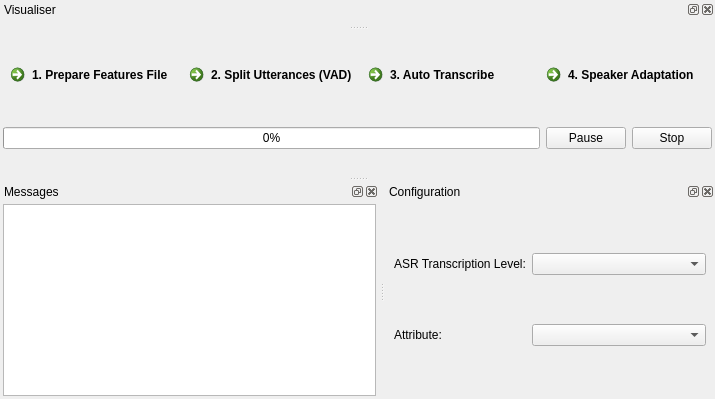
Before: the Qt Designer form app/annotation/asr/AutomaticTranscriptionWidget.ui in praaline/Praaline, drawn with Qt 5.
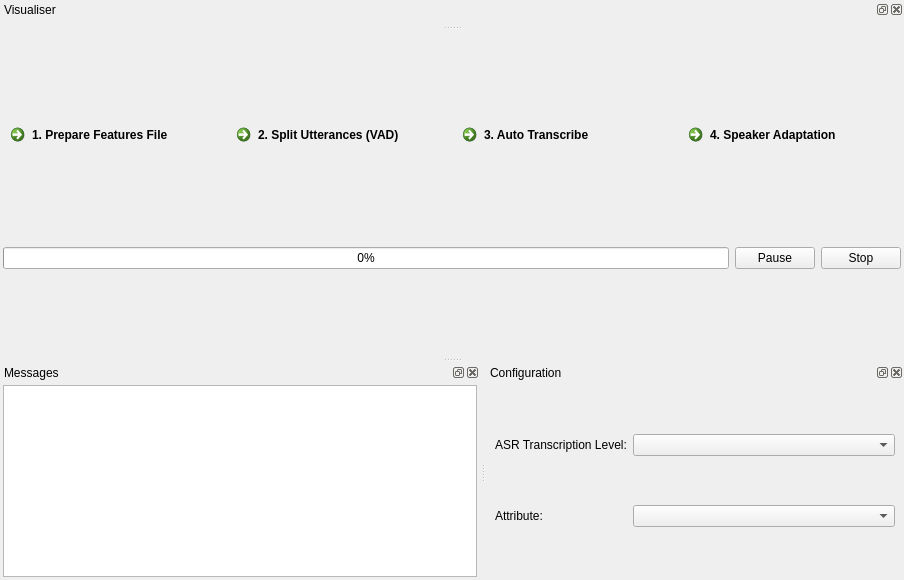
After: the same form once the commit is applied.

What changed in the file:
```diff
--- a/app/annotation/asr/AutomaticTranscriptionWidget.ui
+++ b/app/annotation/asr/AutomaticTranscriptionWidget.ui
@@ -6,8 +6,8 @@
    <rect>
     <x>0</x>
     <y>0</y>
-    <width>715</width>
-    <height>399</height>
+    <width>904</width>
+    <height>580</height>
    </rect>
   </property>
   <property name="windowTitle">
```
